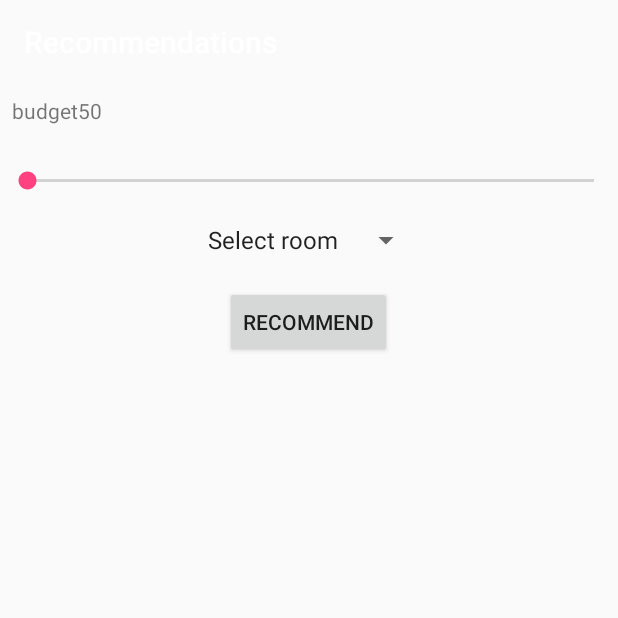
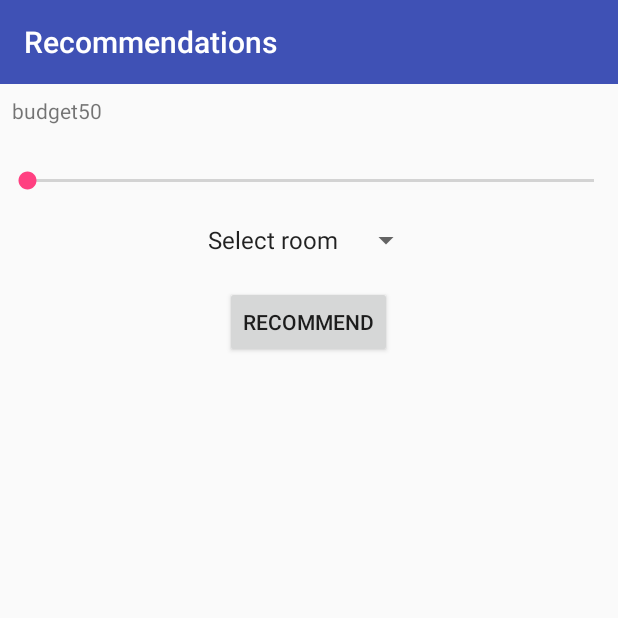
Before and after one commit to NadaAhmedAbdelKader/GraduationProject, an Android app: the RecommendationsActivity screen opened directly, with no data from a screen before it, on a phone screen of 412 x 824 dp, the top half of it. Run offline under Robolectric (Android 15) with nearby library versions, the phone set to English and light mode, and no system bars; our stand-ins replace Firebase (no records; nobody signed in at launch, a user with empty details on screens opened directly); libraries missing offline, so code that uses them is left out: com.github.mikephil.charting.

Commit message:
recommendations bar

```diff
--- a/app/src/main/res/layout/activity_recommendations.xml
+++ b/app/src/main/res/layout/activity_recommendations.xml
@@ -10,7 +10,8 @@
     <android.support.v7.widget.Toolbar
         android:id="@+id/toolbar"
         android:layout_width="match_parent"
-        android:layout_height="?android:attr/actionBarSize"
+        android:layout_height="?attr/actionBarSize"
+        android:background="?attr/colorPrimary"
         app:layout_scrollFlags="scroll|enterAlways"
         app:popupTheme="@style/AppTheme.PopupOverlay"
 
@@ -48,10 +49,10 @@
 
     <LinearLayout
         android:id="@+id/button_layout"
-        android:layout_margin="8dp"
         android:layout_width="wrap_content"
         android:layout_height="wrap_content"
         android:layout_gravity="center"
+        android:layout_margin="8dp"
         android:orientation="vertical" />
 
     <LinearLayout
```
